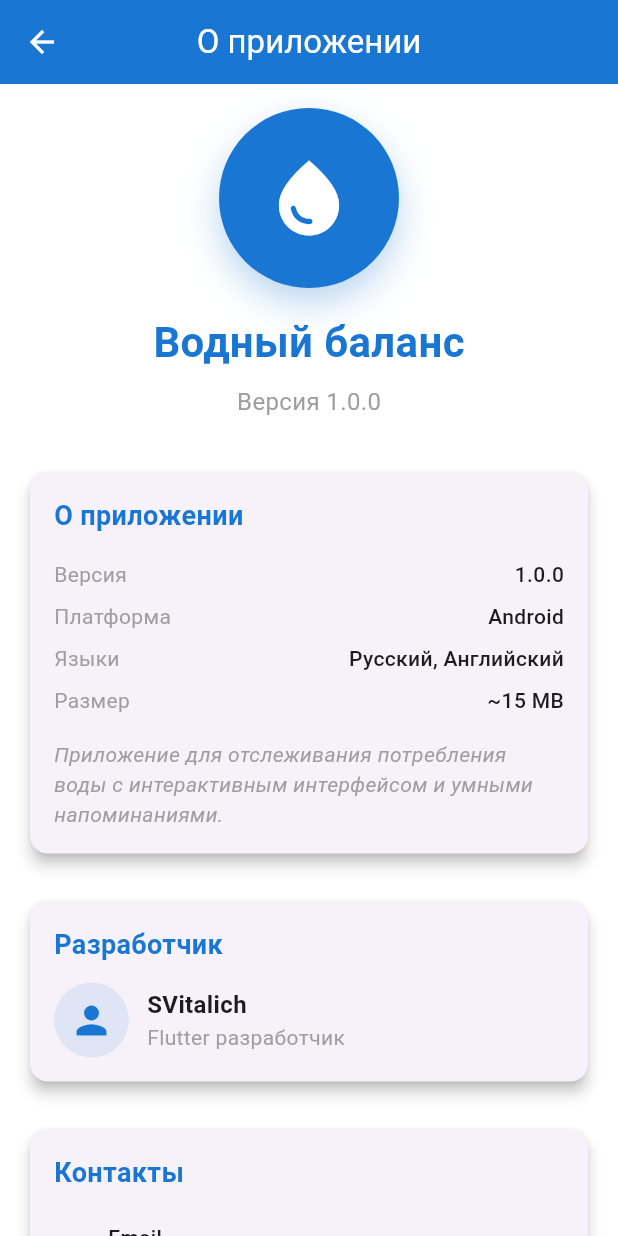
After one commit to Betment76/water_balans, a Flutter app: the AboutScreen screen opened directly, on a phone screen of 412 x 824 dp. The commit adds this screen. Run offline on Flutter 3.47's test engine with Material 3 defaults, Android fonts, the phone set to English and light mode, and no system bars; our stand-ins replace fl_chart, flutter_local_notifications, flutter_riverpod, geocoding, geolocator, sensors_plus and 2 more; accounts and stored records are empty.

Commit message:
v1.0.0: Закомментированы Pro функции, добавлена страница 'О приложении'

```diff
--- /dev/null
+++ b/lib/screens/about_screen.dart
@@ -0,0 +1,393 @@
+import 'package:flutter/material.dart';
+import 'package:url_launcher/url_launcher.dart';
+import '../constants/app_colors.dart';
+
+const Color kBlue = Color(0xFF1976D2);
+
+/// Экран "О приложении"
+class AboutScreen extends StatelessWidget {
+  const AboutScreen({Key? key}) : super(key: key);
+
+  @override
+  Widget build(BuildContext context) {
+    return Scaffold(
+      backgroundColor: AppColors.kWhite,
+      appBar: AppBar(
+        title: const Text('О приложении'),
+        centerTitle: true,
+        backgroundColor: kBlue,
+        foregroundColor: AppColors.kWhite,
+        elevation: 0,
+      ),
+      body: ListView(
+        padding: const EdgeInsets.all(16.0),
+        children: [
+          // Логотип и название
+          _buildHeader(),
+
+          const SizedBox(height: 32),
+
+          // Информация о приложении
+          _buildAppInfo(),
+
+          const SizedBox(height: 24),
+
+          // Разработчик
+          _buildDeveloperInfo(),
+
+          const SizedBox(height: 24),
+
+          // Контакты
+          _buildContactInfo(),
+
+          const SizedBox(height: 24),
+
+          // Политика конфиденциальности
+          _buildPrivacyPolicy(),
+
+          const SizedBox(height: 32),
+        ],
+      ),
+    );
+  }
+
+  /// Заголовок с логотипом
+  Widget _buildHeader() {
+    return Column(
+      children: [
+        Container(
+          width: 120,
+          height: 120,
+          decoration: BoxDecoration(
+            color: kBlue,
+            borderRadius: BorderRadius.circular(60),
+            boxShadow: [
+              BoxShadow(
+                color: kBlue.withOpacity(0.3),
+                blurRadius: 20,
+                offset: const Offset(0, 10),
+              ),
+            ],
+          ),
+          child: const Icon(
+            Icons.water_drop,
+            size: 60,
+            color: Colors.white,
+          ),
+        ),
+        const SizedBox(height: 16),
+        const Text(
+          'Водный баланс',
+          style: TextStyle(
+            fontSize: 28,
+            fontWeight: FontWeight.bold,
+            color: kBlue,
+          ),
+        ),
+        const SizedBox(height: 8),
+        const Text(
+          'Версия 1.0.0',
+          style: TextStyle(
+            fontSize: 16,
+            color: Colors.grey,
+          ),
+        ),
+      ],
+    );
+  }
+
+  /// Информация о приложении
+  Widget _buildAppInfo() {
+    return Card(
+      elevation: 4,
+      shape: RoundedRectangleBorder(
+        borderRadius: BorderRadius.circular(12),
+      ),
+      child: Padding(
+        padding: const EdgeInsets.all(16),
+        child: Column(
+          crossAxisAlignment: CrossAxisAlignment.start,
+          children: [
+            const Text(
+              'О приложении',
+              style: TextStyle(
+                fontSize: 18,
+                fontWeight: FontWeight.bold,
+                color: kBlue,
+              ),
+            ),
+            const SizedBox(height: 12),
+            _buildInfoRow('Версия', '1.0.0'),
+            _buildInfoRow('Платформа', 'Android'),
+            _buildInfoRow('Языки', 'Русский, Английский'),
+            _buildInfoRow('Размер', '~15 MB'),
+            const SizedBox(height: 12),
+            const Text(
+              'Приложение для отслеживания потребления воды с интерактивным интерфейсом и умными напоминаниями.',
+              style: TextStyle(
+                fontSize: 14,
+                color: Colors.grey,
+                fontStyle: FontStyle.italic,
+              ),
+            ),
+          ],
+        ),
+      ),
+    );
+  }
+
+  /// Информация о разработчике
+  Widget _buildDeveloperInfo() {
+    return Card(
+      elevation: 4,
+      shape: RoundedRectangleBorder(
+        borderRadius: BorderRadius.circular(12),
+      ),
+      child: Padding(
+        padding: const EdgeInsets.all(16),
+        child: Column(
+          crossAxisAlignment: CrossAxisAlignment.start,
+          children: [
+            const Text(
+              'Разработчик',
+              style: TextStyle(
+                fontSize: 18,
+                fontWeight: FontWeight.bold,
+                color: kBlue,
+              ),
+            ),
+            const SizedBox(height: 12),
+            Row(
+              children: [
+                Container(
+                  width: 50,
+                  height: 50,
+                  decoration: BoxDecoration(
+                    color: kBlue.withOpacity(0.1),
+                    borderRadius: BorderRadius.circular(25),
+                  ),
+                  child: const Icon(
+                    Icons.person,
+                    color: kBlue,
+                    size: 30,
+                  ),
+                ),
+                const SizedBox(width: 12),
+                const Expanded(
+                  child: Column(
+                    crossAxisAlignment: CrossAxisAlignment.start,
+                    children: [
+                      Text(
+                        'SVitalich',
+                        style: TextStyle(
+                          fontSize: 16,
+                          fontWeight: FontWeight.bold,
+                        ),
+                      ),
+                      Text(
+                        'Flutter разработчик',
+                        style: TextStyle(
+                          fontSize: 14,
+                          color: Colors.grey,
+                        ),
+                      ),
+                    ],
+                  ),
+                ),
+              ],
+            ),
+          ],
+        ),
+      ),
+    );
+  }
+
+  /// Контактная информация
+  Widget _buildContactInfo() {
+    return Card(
+      elevation: 4,
+      shape: RoundedRectangleBorder(
+        borderRadius: BorderRadius.circular(12),
+      ),
+      child: Padding(
+        padding: const EdgeInsets.all(16),
+        child: Column(
+          crossAxisAlignment: CrossAxisAlignment.start,
+          children: [
+            const Text(
+              'Контакты',
+              style: TextStyle(
+                fontSize: 18,
+                fontWeight: FontWeight.bold,
+                color: kBlue,
+              ),
+            ),
+            const SizedBox(height: 12),
+            _buildContactRow(
+              Icons.email,
+              'Email',
+              'svitalich76@mail.ru',
+              () => _launchEmail(),
+            ),
+            const SizedBox(height: 8),
+            _buildContactRow(
+              Icons.bug_report,
+              'Сообщить об ошибке',
+              'Отправить отчет',
+              () => _launchEmail(subject: 'Ошибка в приложении Водный баланс'),
+            ),
+            const SizedBox(height: 8),
+            _buildContactRow(
+              Icons.lightbulb,
+              'Предложить идею',
+              'Отправить предложение',
+              () => _launchEmail(subject: 'Предложение для приложения Водный баланс'),
+            ),
+          ],
+        ),
+      ),
+    );
+  }
+
+  /// Политика конфиденциальности
+  Widget _buildPrivacyPolicy() {
+    return Card(
+      elevation: 4,
+      shape: RoundedRectangleBorder(
+        borderRadius: BorderRadius.circular(12),
+      ),
+      child: Padding(
+        padding: const EdgeInsets.all(16),
+        child: Column(
+          crossAxisAlignment: CrossAxisAlignment.start,
+          children: [
+            const Text(
+              'Политика конфиденциальности',
+              style: TextStyle(
+                fontSize: 18,
+                fontWeight: FontWeight.bold,
+                color: kBlue,
+              ),
+            ),
+            const SizedBox(height: 12),
+            const Text(
+              'Приложение "Водный баланс" уважает вашу конфиденциальность:',
+              style: TextStyle(fontSize: 14),
+            ),
+            const SizedBox(height: 8),
+            _buildPrivacyPoint('• Все данные хранятся локально на вашем устройстве'),
+            _buildPrivacyPoint('• Мы не собираем и не передаем личную информацию'),
+            _buildPrivacyPoint('• Приложение работает без интернета'),
+            _buildPrivacyPoint('• Уведомления настраиваются только локально'),
+            const SizedBox(height: 12),
+            const Text(
+              'Для получения полной политики конфиденциальности напишите на email.',
+              style: TextStyle(
+                fontSize: 12,
+                color: Colors.grey,
+                fontStyle: FontStyle.italic,
+              ),
+            ),
+          ],
+        ),
+      ),
+    );
+  }
+
+  /// Строка информации
+  Widget _buildInfoRow(String label, String value) {
+    return Padding(
+      padding: const EdgeInsets.symmetric(vertical: 4),
+      child: Row(
+        mainAxisAlignment: MainAxisAlignment.spaceBetween,
+        children: [
+          Text(
+            label,
+            style: const TextStyle(
+              fontSize: 14,
+              color: Colors.grey,
+            ),
+          ),
+          Text(
+            value,
+            style: const TextStyle(
+              fontSize: 14,
+              fontWeight: FontWeight.w500,
+            ),
+          ),
+        ],
+      ),
+    );
+  }
+
+  /// Строка контакта
+  Widget _buildContactRow(IconData icon, String label, String value, VoidCallback onTap) {
+    return InkWell(
+      onTap: onTap,
+      borderRadius: BorderRadius.circular(8),
+      child: Padding(
+        padding: const EdgeInsets.symmetric(vertical: 8, horizontal: 4),
+        child: Row(
+          children: [
+            Icon(
+              icon,
+              color: kBlue,
+              size: 20,
+            ),
+            const SizedBox(width: 12),
+            Expanded(
+              child: Column(
+                crossAxisAlignment: CrossAxisAlignment.start,
+                children: [
+                  Text(
+                    label,
+                    style: const TextStyle(
+                      fontSize: 14,
+                      fontWeight: FontWeight.w500,
+                    ),
+                  ),
+                  Text(
+                    value,
+                    style: const TextStyle(
+                      fontSize: 12,
+                      color: Colors.grey,
+                    ),
+                  ),
+                ],
+              ),
+            ),
+            const Icon(
+              Icons.arrow_forward_ios,
+              size: 16,
+              color: Colors.grey,
+            ),
+          ],
+        ),
+      ),
+    );
+  }
+
+  /// Пункт политики конфиденциальности
+  Widget _buildPrivacyPoint(String text) {
+    return Padding(
+      padding: const EdgeInsets.symmetric(vertical: 2),
+      child: Text(
+        text,
+        style: const TextStyle(fontSize: 13),
+      ),
+    );
+  }
+
+  /// Открытие email
+  Future<void> _launchEmail({String subject = ''}) async {
+    final Uri emailUri = Uri(
+      scheme: 'mailto',
+      path: 'svitalich76@mail.ru',
+      query: subject.isNotEmpty ? 'subject=$subject' : null,
+    );
+
+    if (await canLaunchUrl(emailUri)) {
+      await launchUrl(emailUri);
+    }
+  }
+}
--- a/lib/screens/settings_screen.dart
+++ b/lib/screens/settings_screen.dart
@@ -6,6 +6,7 @@ import '../providers/user_settings_provider.dart';
 import '../services/weather_service.dart';
 import '../services/notification_service.dart';
 import '../constants/app_colors.dart';
+import 'about_screen.dart';
 
 /// Экран настроек пользователя
 class SettingsScreen extends ConsumerStatefulWidget {
@@ -392,10 +393,26 @@ class _SettingsScreenState extends ConsumerState<SettingsScreen> {
 
           const SizedBox(height: 24),
 
-          // Pro функции
-          _buildProSection(),
+                     // Pro функции (будут добавлены в следующих версиях)
+           // _buildProSection(),
 
           const SizedBox(height: 24),
+
+                     // О приложении
+           _buildSection(
+             title: 'О приложении',
+             children: [
+               ListTile(
+                 leading: const Icon(Icons.info, color: kBlue),
+                 title: const Text('О приложении'),
+                 subtitle: const Text('Версия, разработчик, контакты'),
+                 onTap: () => Navigator.push(
+                   context,
+                   MaterialPageRoute(builder: (context) => const AboutScreen()),
+                 ),
+               ),
+             ],
+           ),
 
            // Опасная зона
            _buildSection(
@@ -447,7 +464,8 @@ class _SettingsScreenState extends ConsumerState<SettingsScreen> {
     );
   }
 
-  /// Секция Pro функций
+  /// Секция Pro функций (будут добавлены в следующих версиях)
+  /*
   Widget _buildProSection() {
     return Column(
       crossAxisAlignment: CrossAxisAlignment.start,
@@ -635,7 +653,8 @@ class _SettingsScreenState extends ConsumerState<SettingsScreen> {
     );
   }
 
-  /// Покупка Pro версии
+  /// Покупка Pro версии (будет добавлена в следующих версиях)
+  /*
   Future<void> _purchasePro() async {
     try {
       // TODO: Интеграция с платежной системой RuStore
@@ -668,7 +687,8 @@ class _SettingsScreenState extends ConsumerState<SettingsScreen> {
     }
   }
 
-  /// Восстановление покупки
+  /// Восстановление покупки (будет добавлено в следующих версиях)
+  /*
   Future<void> _restorePurchase() async {
     try {
       // TODO: Проверка покупки через RuStore
@@ -709,6 +729,7 @@ class _SettingsScreenState extends ConsumerState<SettingsScreen> {
       }
     }
   }
+  */
 }
 
 const Color kBlue = Color(0xFF1976D2);
--- a/pubspec.yaml
+++ b/pubspec.yaml
@@ -1,5 +1,5 @@
 name: water_balance
-description: "A new Flutter project."
+description: "Приложение для отслеживания потребления воды с интерактивным интерфейсом"
 # The following line prevents the package from being accidentally published to
 # pub.dev using `flutter pub publish`. This is preferred for private packages.
 publish_to: 'none' # Remove this line if you wish to publish to pub.dev
@@ -45,6 +45,7 @@ dependencies:
   flutter_localizations:
     sdk: flutter
   intl: ^0.20.2 # Уже добавлено, но уточняем что для локализации
+  url_launcher: ^6.2.5 # Для открытия ссылок и email
 
 dev_dependencies:
   flutter_test:
```
Also changed, not shown: pubspec.lock, 5 other files. Lines whose indentation alone changed are shown as unchanged.
